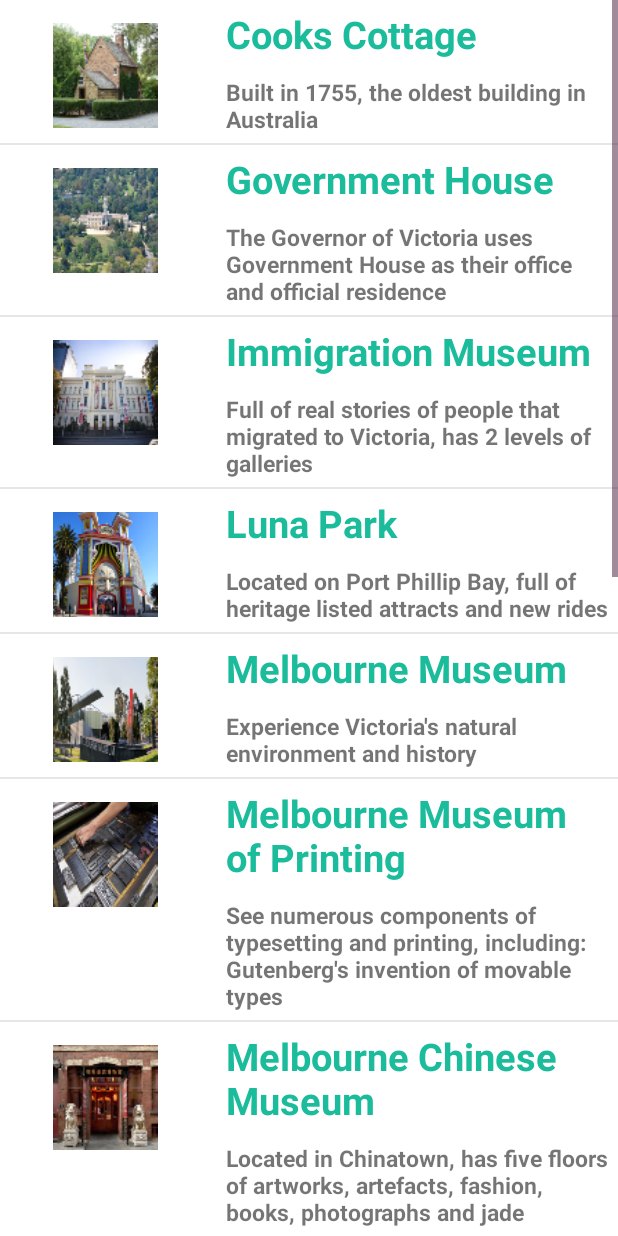
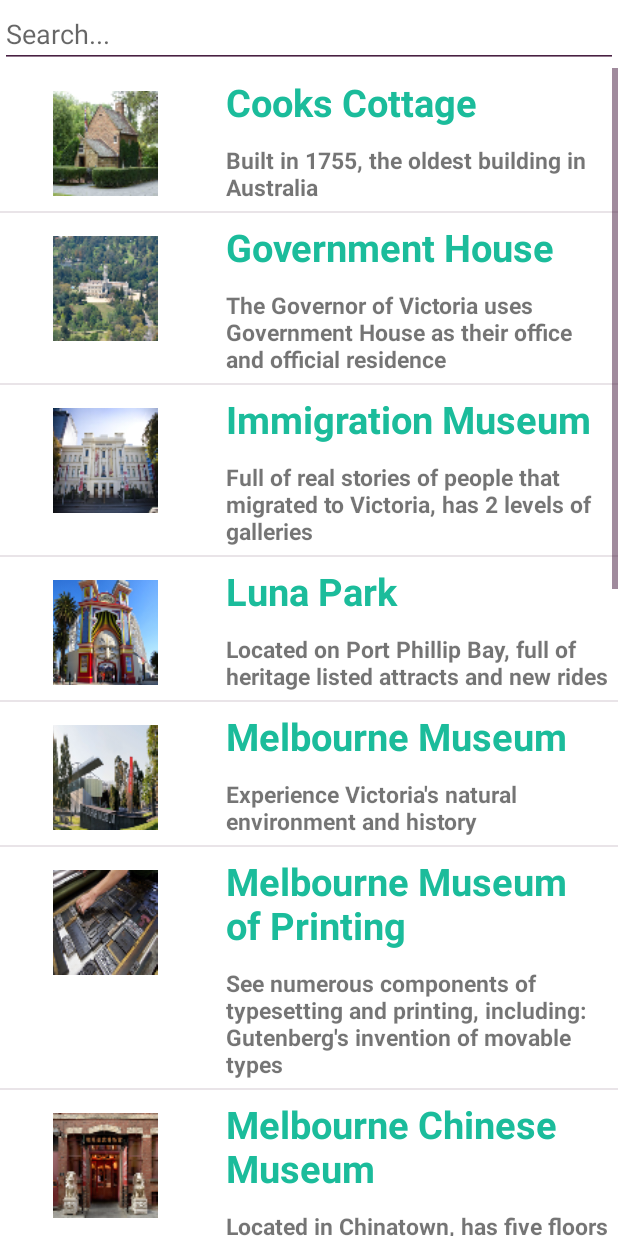
Before and after one commit to michelyousef/Melbourne_History, an Android app: the LocationListActivity screen opened directly, with no data from a screen before it, on a phone screen of 412 x 824 dp. Run offline under Robolectric (Android 15) with nearby library versions, the phone set to English and light mode, and no system bars.

Commit message:
Search function in location list

```diff
--- a/app/src/main/java/com/example/sit302_team/melbourne_history/FavouritesActivity.java
+++ b/app/src/main/java/com/example/sit302_team/melbourne_history/FavouritesActivity.java
@@ -41,6 +41,5 @@
         }
         cursor.close();
 
-
     }
 }
--- /dev/null
+++ b/app/src/main/java/com/example/sit302_team/melbourne_history/Location.java
@@ -0,0 +1,52 @@
+package com.example.sit302_team.melbourne_history;
+
+/**
+ * Created by michale on 1/26/2017.
+ */
+
+// Create a class
+public class Location {
+
+    // Initialize Variable
+    String location_name;
+    String location_descriptions;
+    Integer location_icons;
+
+    // Create constructor
+    public Location(String name, String description, Integer icon) {
+        super();
+        this.location_name = name;
+        this.location_descriptions = description;
+        this.location_icons = icon;
+    }
+
+    // Get name function
+    public String getName() {
+        return location_name;
+    }
+
+    // Set name function
+    public void setName(String name) {
+        this.location_name = name;
+    }
+
+    // Get description function
+    public String getDescription(){
+        return location_descriptions;
+    }
+
+    // Set description function
+    public void setDescription(String description){
+        this.location_descriptions = description;
+    }
+
+    // Get icon function
+    public Integer getIcon() {
+        return location_icons;
+    }
+
+    // Set icon function
+    public void setIcon(Integer icon) {
+        this.location_icons = icon;
+    }
+}
--- a/app/src/main/java/com/example/sit302_team/melbourne_history/LocationListActivity.java
+++ b/app/src/main/java/com/example/sit302_team/melbourne_history/LocationListActivity.java
@@ -3,22 +3,25 @@
 import android.app.ListActivity;
 import android.content.Context;
 import android.os.Bundle;
+import android.text.Editable;
+import android.text.TextWatcher;
 import android.view.Menu;
 import android.view.MenuInflater;
+import android.widget.EditText;
+
+import java.util.ArrayList;
 
 public class LocationListActivity extends ListActivity {
 
-    // Initialise variable
-    Context context;
-    String[] locations = new String[]{"Cooks Cottage", "Government House", "Immigration Museum", "Luna Park", "Melbourne Museum", "Melbourne Museum of Printing", "Melbourne Chinese Museum", "Melbourne Town Hall" , "Old Melbourne Gaol", "Parliament House", "Polly Woodside Tall Ship", "Rippon Lea House & Gardens", "Royal Arcade", "Shrine of Remembrance", "The Block Arcade"};
-    String[] descriptions = new String[]{"Built in 1755, the oldest building in Australia", "The Governor of Victoria uses Government House as their office and official residence", "Full of real stories of people that migrated to Victoria, has 2 levels of galleries", "Located on Port Phillip Bay, full of heritage listed attracts and new rides", "Experience Victoria's natural environment and history", "See numerous components of typesetting and printing, including: Gutenberg's invention of movable types", "Located in Chinatown, has five floors of artworks, artefacts, fashion, books, photographs and jade", "Opened in 1870, it hosts theatre, weddings, receptions, exhibitons and cultural activity" , "Looks can be deceiving, one of Melbourne's best historical places and truly worth a visit", "Has been the seat of the Parliament of Victoria since 1855", "Belfast-built, three-mast, iron-hulled barque and is the central feature of the Melbourne South Wharf precinct", "One of Australia's last grand suburban estates located 20 minutes out of the CBD", "The first arcade built and longest-standing arcade in Australia", "Built in 1934, it is a memorial to all of the Australians who served in war and peacekeeping operation throughout Australia's history'", "Heritage shopping arcade located in the centre of Melbourne"};
-    int[] locationIcons = new int[]{R.mipmap.icon_cooks, R.mipmap.icon_gov_house, R.mipmap.icon_immi_museum, R.mipmap.icon_luna,
-            R.mipmap.icon_melb_museum, R.mipmap.icon_printing,R.mipmap.icon_chinese_museum , R.mipmap.icon_town_hall, R.mipmap.icon_gaol, R.mipmap.icon_parliament,
-            R.mipmap.icon_polly, R.mipmap.icon_rippon, R.mipmap.icon_royal, R.mipmap.icon_shrine, R.mipmap.icon_block_arcade};
+    private EditText etSearch;
+    private ArrayList<Location> locationArrayList = new ArrayList<Location>();
+    private LocationsCustomAdapter locationsCustomAdapter;
 
     @Override
     public boolean onCreateOptionsMenu(Menu menu) {
+        // Inflate menu
         MenuInflater inflater = getMenuInflater();
+        // Set the tool bar menu
         inflater.inflate(R.menu.main_menu, menu);
         return super.onCreateOptionsMenu(menu);
     }
@@ -28,14 +31,57 @@
         super.onCreate(savedInstanceState);
         setContentView(R.layout.activity_location_list);
 
-        context = this;
+        // add new location name, description and icon to the location array list
+        locationArrayList.add(new Location("Cooks Cottage","Built in 1755, the oldest building in Australia",R.mipmap.icon_cooks));
+        locationArrayList.add(new Location("Government House","The Governor of Victoria uses Government House as their office and official residence",R.mipmap.icon_gov_house));
+        locationArrayList.add(new Location("Immigration Museum","Full of real stories of people that migrated to Victoria, has 2 levels of galleries",R.mipmap.icon_immi_museum));
+        locationArrayList.add(new Location("Luna Park","Located on Port Phillip Bay, full of heritage listed attracts and new rides",R.mipmap.icon_luna));
+        locationArrayList.add(new Location("Melbourne Museum","Experience Victoria's natural environment and history",R.mipmap.icon_melb_museum));
+        locationArrayList.add(new Location("Melbourne Museum of Printing","See numerous components of typesetting and printing, including: Gutenberg's invention of movable types",R.mipmap.icon_printing));
+        locationArrayList.add(new Location("Melbourne Chinese Museum","Located in Chinatown, has five floors of artworks, artefacts, fashion, books, photographs and jade",R.mipmap.icon_chinese_museum));
+        locationArrayList.add(new Location("Melbourne Town Hall","Opened in 1870, it hosts theatre, weddings, receptions, exhibitons and cultural activity",R.mipmap.icon_town_hall));
+        locationArrayList.add(new Location("Old Melbourne Gaol","Looks can be deceiving, one of Melbourne's best historical places and truly worth a visit",R.mipmap.icon_gaol));
+        locationArrayList.add(new Location("Parliament House","Has been the seat of the Parliament of Victoria since 1855",R.mipmap.icon_parliament));
+        locationArrayList.add(new Location("Polly Woodside Tall Ship","Belfast-built, three-mast, iron-hulled barque and is the central feature of the Melbourne South Wharf precinct",R.mipmap.icon_polly));
+        locationArrayList.add(new Location("Rippon Lea House & Gardens","One of Australia's last grand suburban estates located 20 minutes out of the CBD",R.mipmap.icon_rippon));
+        locationArrayList.add(new Location("Royal Arcade","The first arcade built and longest-standing arcade in Australia",R.mipmap.icon_royal));
+        locationArrayList.add(new Location("Shrine of Remembrance","Built in 1934, it is a memorial to all of the Australians who served in war and peacekeeping operation throughout Australia's history",R.mipmap.icon_shrine));
+        locationArrayList.add(new Location("The Block Arcade","Heritage shopping arcade located in the centre of Melbourne",R.mipmap.icon_block_arcade));
 
-        // call custom adapter with custom adapter class
-        LocationsCustomAdapter locationList = new LocationsCustomAdapter(this, locations, descriptions, locationIcons);
+        // Create new location custom adapter
+        locationsCustomAdapter = new LocationsCustomAdapter(LocationListActivity.this, locationArrayList);
 
-        // set list adapter
-        setListAdapter(locationList);
+        // Initialise Search Bar
+        etSearch = (EditText) findViewById(R.id.etSearch);
+
+        // Add Text Change Listener to Search Bar
+        etSearch.addTextChangedListener(new TextWatcher() {
+            @Override
+            public void beforeTextChanged(CharSequence s, int start, int count, int after) {
+
+            }
+
+            // When text is changed
+            @Override
+            public void onTextChanged(CharSequence s, int start, int before, int count) {
+                // Call back the Adapter with current character to Filter
+                locationsCustomAdapter.getFilter().filter(s.toString());
+            }
+
+            @Override
+            public void afterTextChanged(Editable s) {
+
+            }
+        });
 
     }
 
+    @Override
+    protected void onResume() {
+        super.onResume();
+
+        // set the adapter
+        setListAdapter(locationsCustomAdapter);
+    }
+
 }
--- a/app/src/main/java/com/example/sit302_team/melbourne_history/LocationsCustomAdapter.java
+++ b/app/src/main/java/com/example/sit302_team/melbourne_history/LocationsCustomAdapter.java
@@ -7,36 +7,45 @@
 import android.view.View;
 import android.view.ViewGroup;
 import android.widget.BaseAdapter;
+import android.widget.Filter;
+import android.widget.Filterable;
 import android.widget.ImageView;
+import android.widget.LinearLayout;
 import android.widget.TextView;
 
+import java.util.ArrayList;
 
-public class LocationsCustomAdapter extends BaseAdapter {
 
-    // Custom adapter for location list activity
+public class LocationsCustomAdapter extends BaseAdapter implements Filterable {
 
-    private static LayoutInflater inflater = null;
-    String[] places;
-    String[] descriptions;
-    int[] icons;
+    // Initializing Variable
+    private ArrayList<Location> originalValues; // Original Values
+    private ArrayList<Location> displayedValues; // Values to be displayed
+    LayoutInflater inflater;
     Context context;
 
     // Taking the values that is passed by the activity that call this constructor
-    public LocationsCustomAdapter(LocationListActivity locations_activity, String[] location_names, String[] location_descriptions, int[] location_icons) {
-        places = location_names;
-        descriptions = location_descriptions;
-        icons = location_icons;
-        context = locations_activity;
+    public LocationsCustomAdapter(LocationListActivity locations_activity, ArrayList<Location> locationArrayList) {
+        this.originalValues = locationArrayList;
+        this.displayedValues = locationArrayList;
+        this.context = locations_activity;
 
         // Prepare for rendering
-        inflater = (LayoutInflater) context.getSystemService(Context.LAYOUT_INFLATER_SERVICE);
-
+        inflater = LayoutInflater.from(context);
     }
 
-    // show as many as the length of the names array
+    // initialise a holder class
+    public class Holder {
+        LinearLayout locationRowContainer;
+        TextView tvName;
+        TextView tvDescription;
+        ImageView ivIcon;
+    }
+
+    // show as many as the size of the display values array
     @Override
     public int getCount() {
-        return places.length;
+        return displayedValues.size();
     }
 
     // getting the item position
@@ -51,36 +60,53 @@
         return position;
     }
 
-    // For all the string that is passed, show it in the layout that is prepared inside the custom_team_row
+    // Set the information to the custom location row view
     @Override
     public View getView(final int position, View convertView, ViewGroup parent) {
 
-        // create a holder and view
-        Holder holder = new Holder();
-        View rowView;
+        // Initializing holder
+        Holder holder = null;
 
-        // Inflate the single row that is created in the custom_location_row
-        rowView = inflater.inflate(R.layout.custom_location_row, parent, false);
+        // if the convertView is null
+        if(convertView == null){
 
-        // Referencing to the widget inside the custom_team_row to the holder text, description and icon
-        holder.text = (TextView) rowView.findViewById(R.id.location_name);
-        holder.description = (TextView) rowView.findViewById(R.id.location_description);
-        holder.icon = (ImageView) rowView.findViewById(R.id.location_pic);
+            // Create a new holder
+            holder = new Holder();
 
-        // Printing all the location name and setting all location icons
-        holder.text.setText(places[position]);
-        holder.description.setText(descriptions[position]);
-        holder.icon.setImageResource(icons[position]);
+            // Inflate the single row that is created in the custom_location_row
+            convertView = inflater.inflate(R.layout.custom_location_row, parent, false);
+
+            // Referencing to the widget inside the convertView to the holder text, description and icon
+            holder.locationRowContainer = (LinearLayout)convertView.findViewById(R.id.locationRowContainer);
+            holder.tvName = (TextView)convertView.findViewById(R.id.location_name);
+            holder.tvDescription = (TextView)convertView.findViewById(R.id.location_description);
+            holder.ivIcon = (ImageView)convertView.findViewById(R.id.location_pic);
+
+            // set the convert view
+            convertView.setTag(holder);
+        }
+
+        // if convert view is not null
+        else{
+
+            // convertView get tag
+            holder = (Holder)convertView.getTag();
+        }
+
+        // Setting all the location name, descriptions and icons
+        holder.tvName.setText(displayedValues.get(position).location_name);
+        holder.tvDescription.setText(displayedValues.get(position).location_descriptions);
+        holder.ivIcon.setImageResource(displayedValues.get(position).location_icons);
 
         // when an option on row view is selected
-        rowView.setOnClickListener(new View.OnClickListener() {
+        convertView.setOnClickListener(new View.OnClickListener() {
             @Override
             public void onClick(View v) {
                 // show the location details to the user
-                GoToLocationDetailsPage(places[position]);
+                GoToLocationDetailsPage(displayedValues.get(position).location_name);
             }
         });
-        return rowView;
+        return convertView;
 
     }
 
@@ -98,11 +124,61 @@
         context.getApplicationContext().startActivity(intent);
     }
 
-    // initialise a holder class
-    public class Holder {
-        TextView text;
-        TextView description;
-        ImageView icon;
+    // displaying the filtered values or searched values
+    @Override
+    public Filter getFilter() {
+
+        Filter filter = new Filter() {
+
+            @SuppressWarnings("unchecked")
+            @Override
+            protected void publishResults(CharSequence constraint,FilterResults results) {
+
+                displayedValues = (ArrayList<Location>) results.values; // has the filtered values
+                notifyDataSetChanged();  // notifies the data with new filtered values
+            }
+
+            @Override
+            protected FilterResults performFiltering(CharSequence constraint) {
+                FilterResults results = new FilterResults(); // Holds the results of a filtering operation in values
+                ArrayList<Location> FilteredArrList = new ArrayList<Location>();
+
+                if (originalValues == null) {
+                    originalValues = new ArrayList<Location>(displayedValues); // saves the original data in OriginalValues
+                }
+
+                /********
+                 *
+                 *  If constraint(CharSequence that is received) is null returns the mOriginalValues(Original) values
+                 *  else does the Filtering and returns FilteredArrList(Filtered)
+                 *
+                 ********/
+                if (constraint == null || constraint.length() == 0) {
+
+                    // set the Original result to return
+                    results.count = originalValues.size();
+                    results.values = originalValues;
+
+                } else {
+                    constraint = constraint.toString().toLowerCase();
+                    for (int i = 0; i < originalValues.size(); i++) {
+                        String data = originalValues.get(i).location_name;
+
+                        // if the location name matches with the constraint)
+                        if (data.toLowerCase().startsWith(constraint.toString())) {
+
+                            // add the location row (name, desc, icon) to the array
+                            FilteredArrList.add(new Location(originalValues.get(i).location_name,originalValues.get(i).location_descriptions, originalValues.get(i).location_icons));
+                        }
+                    }
+                    // set the Filtered result to return
+                    results.count = FilteredArrList.size();
+                    results.values = FilteredArrList;
+                }
+                return results;
+            }
+        };
+        return filter;
     }
 
 }
--- a/app/src/main/res/layout/activity_location_list.xml
+++ b/app/src/main/res/layout/activity_location_list.xml
@@ -1,5 +1,5 @@
 <?xml version="1.0" encoding="utf-8"?>
-<RelativeLayout xmlns:android="http://schemas.android.com/apk/res/android"
+<LinearLayout xmlns:android="http://schemas.android.com/apk/res/android"
     xmlns:tools="http://schemas.android.com/tools"
     android:id="@+id/activity_location_list"
     android:layout_width="match_parent"
@@ -8,13 +8,21 @@
     android:paddingLeft="0dp"
     android:paddingRight="0dp"
     android:paddingTop="0dp"
+    android:orientation="vertical"
     tools:context="com.example.sit302_team.melbourne_history.LocationListActivity">
 
-    <!-- list view -->
+    <!-- Search bar -->
+    <EditText
+        android:id="@+id/etSearch"
+        android:layout_width="match_parent"
+        android:layout_height="wrap_content"
+        android:hint="@string/search"
+        android:textColor="@color/black"/>
+
+    <!-- Location list view -->
     <ListView
         android:layout_width="wrap_content"
         android:layout_height="wrap_content"
-        android:id="@android:id/list">
-    </ListView>
+        android:id="@android:id/list"/>
 
-</RelativeLayout>
+</LinearLayout>
--- a/app/src/main/res/layout/custom_location_row.xml
+++ b/app/src/main/res/layout/custom_location_row.xml
@@ -2,7 +2,8 @@
 <LinearLayout xmlns:android="http://schemas.android.com/apk/res/android"
     android:orientation="horizontal"
     android:layout_width="match_parent"
-    android:layout_height="wrap_content">
+    android:layout_height="wrap_content"
+    android:id="@+id/locationRowContainer">
 
 
 
@@ -14,11 +15,13 @@
         android:layout_marginTop="15dp"
         android:contentDescription="@string/icon"
         android:src="@mipmap/app_icon"/>
+
     <LinearLayout
         android:layout_width="match_parent"
         android:layout_height="wrap_content"
         android:orientation="vertical"
         android:background="@color/white">
+
         <!-- location name -->
         <TextView
             android:layout_width="match_parent"
@@ -31,7 +34,8 @@
             android:textSize="25sp"
             android:layout_gravity="center_vertical"
             android:textStyle="normal|bold" />
-        <!-- location name -->
+
+        <!-- location description -->
         <TextView
             android:layout_width="match_parent"
             android:layout_height="wrap_content"
@@ -42,6 +46,7 @@
             android:textSize="15sp"
             android:layout_gravity="center_vertical"
             android:textStyle="normal|bold" />
+
     </LinearLayout>
 
 </LinearLayout>
--- a/app/src/main/res/values/colors.xml
+++ b/app/src/main/res/values/colors.xml
@@ -4,4 +4,5 @@
     <color name="purple">#482042</color>
     <color name="green">#1bbc9b</color>
     <color name="grey">#646361</color>
+    <color name="black">#000000</color>
 </resources>
--- a/app/src/main/res/values/strings.xml
+++ b/app/src/main/res/values/strings.xml
@@ -52,7 +52,8 @@
     <string name="referencesButtonText">References</string>
     <string name="require_permission">This app requires location permissions to be granted</string>
     <string name="go_to_setting">Go to Setting to grant permissions</string>
-    <string name="go_to_melbourene_cbd">Go To Melbourene CBD</string>
+    <string name="go_to_melbourne_cbd">Go To Melbourne CBD</string>
     <string name="icon">Icon</string>
+    <string name="search">Search...</string>
 
 </resources>
```
Also changed, not shown: app/src/main/java/com/example/sit302_team/melbourne_history/MapsActivity.java (+29 -7 lines), app/src/main/res/layout/activity_maps.xml (+4 -6 lines). Lines whose indentation alone changed are shown as unchanged.
